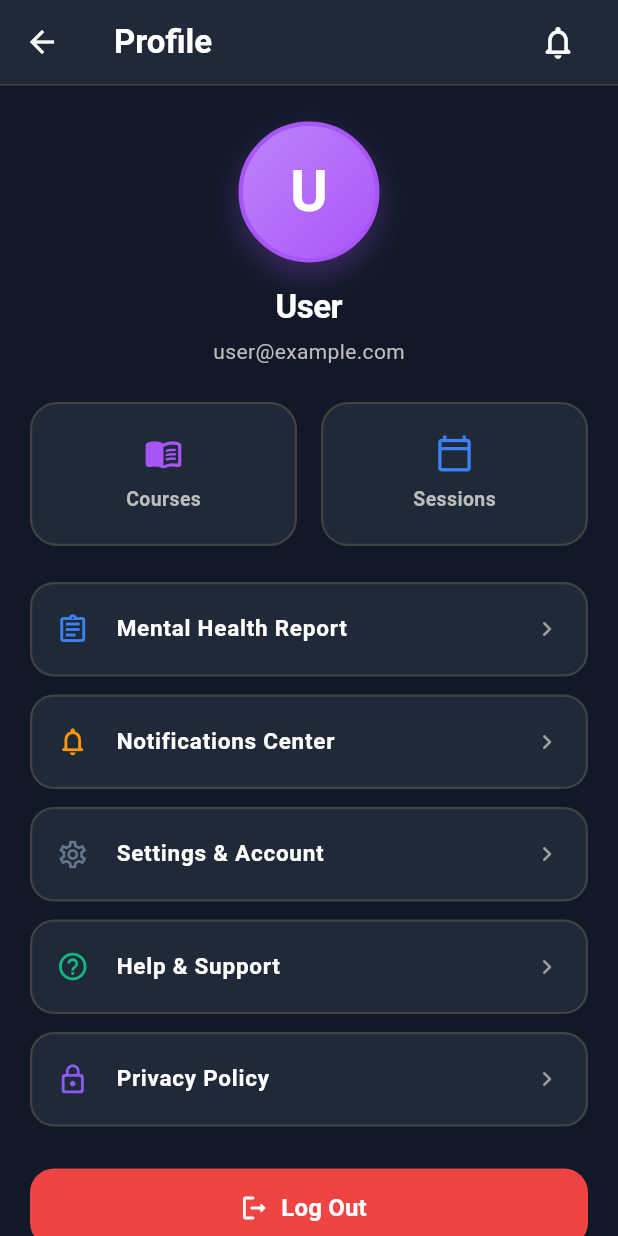
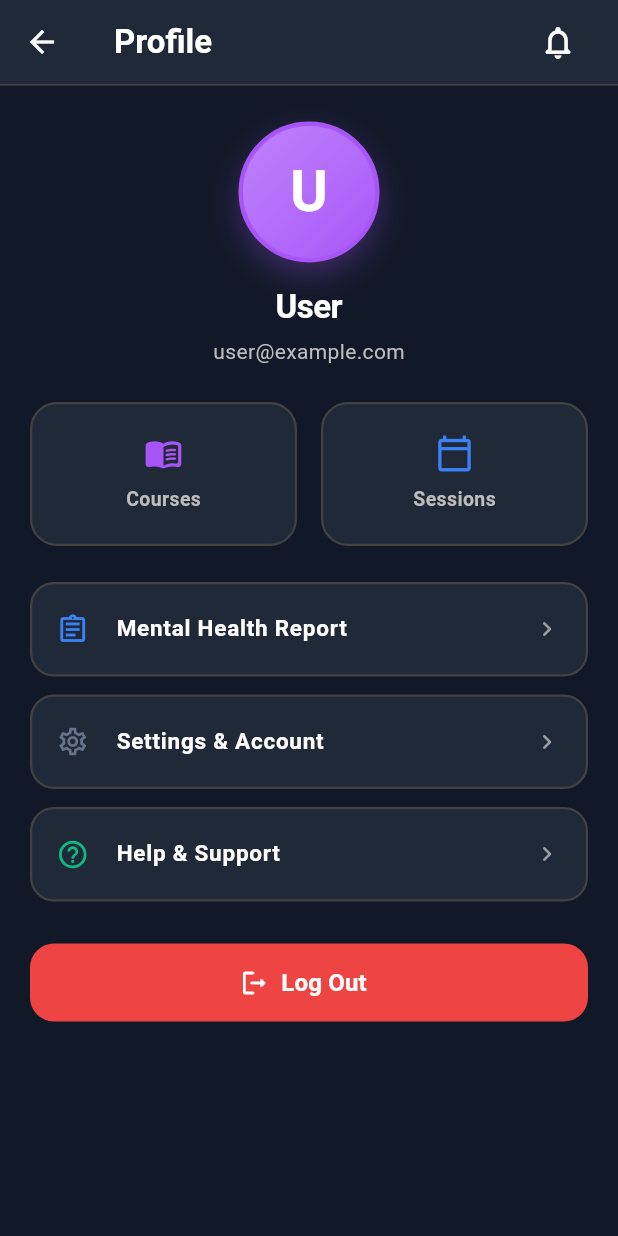
Before and after one commit to jaba967/Ashwash2, a Flutter app: the ProfileScreen screen opened directly, on a phone screen of 412 x 824 dp. Run offline on Flutter 3.47's test engine with Material 3 defaults, Android fonts, the phone set to English and light mode, and no system bars; our stand-ins replace cloud_firestore, file_picker, firebase_auth, firebase_core, firebase_messaging, google_fonts and 4 more; accounts and stored records are empty; network calls fail.

Commit message:
Remove Notification Center and Privacy Policy buttons from Profile

```diff
--- a/ashwash_app/lib/features/profile/profile_screen.dart
+++ b/ashwash_app/lib/features/profile/profile_screen.dart
@@ -307,21 +307,6 @@ class _ProfileScreenState extends State<ProfileScreen> {
 
             _buildMenuItemCard(
               context,
-              title: isBn ? 'নোটিফিকেশন কেন্দ্র' : 'Notifications Center',
-              icon: Icons.notifications_none_rounded,
-              iconColor: Colors.orange,
-              isDark: isDark,
-              onTap: () {
-                Navigator.push(
-                  context,
-                  MaterialPageRoute(builder: (_) => const NotificationScreen()),
-                );
-              },
-            ),
-            const SizedBox(height: 12),
-
-            _buildMenuItemCard(
-              context,
               title: isBn ? 'সেটিংস (অ্যাকাউন্ট পরিচালনা)' : 'Settings & Account',
               icon: Icons.settings_outlined,
               iconColor: const Color(0xFF64748B),
@@ -345,22 +330,6 @@ class _ProfileScreenState extends State<ProfileScreen> {
                 ScaffoldMessenger.of(context).showSnackBar(
                   SnackBar(
                     content: Text(isBn ? 'সাপোর্ট টিম শীঘ্রই আপনার সাথে যোগাযোগ করবে' : 'Support team will contact you shortly'),
-                  ),
-                );
-              },
-            ),
-            const SizedBox(height: 12),
-
-            _buildMenuItemCard(
-              context,
-              title: isBn ? 'গোপনীয়তা নীতি' : 'Privacy Policy',
-              icon: Icons.lock_outline_rounded,
-              iconColor: const Color(0xFF8B5CF6),
-              isDark: isDark,
-              onTap: () {
-                ScaffoldMessenger.of(context).showSnackBar(
-                  SnackBar(
-                    content: Text(isBn ? 'আশ্বাস প্ল্যাটফর্ম অত্যন্ত সুরক্ষিত' : 'Ashwash platform is end-to-end encrypted'),
                   ),
                 );
               },
```
